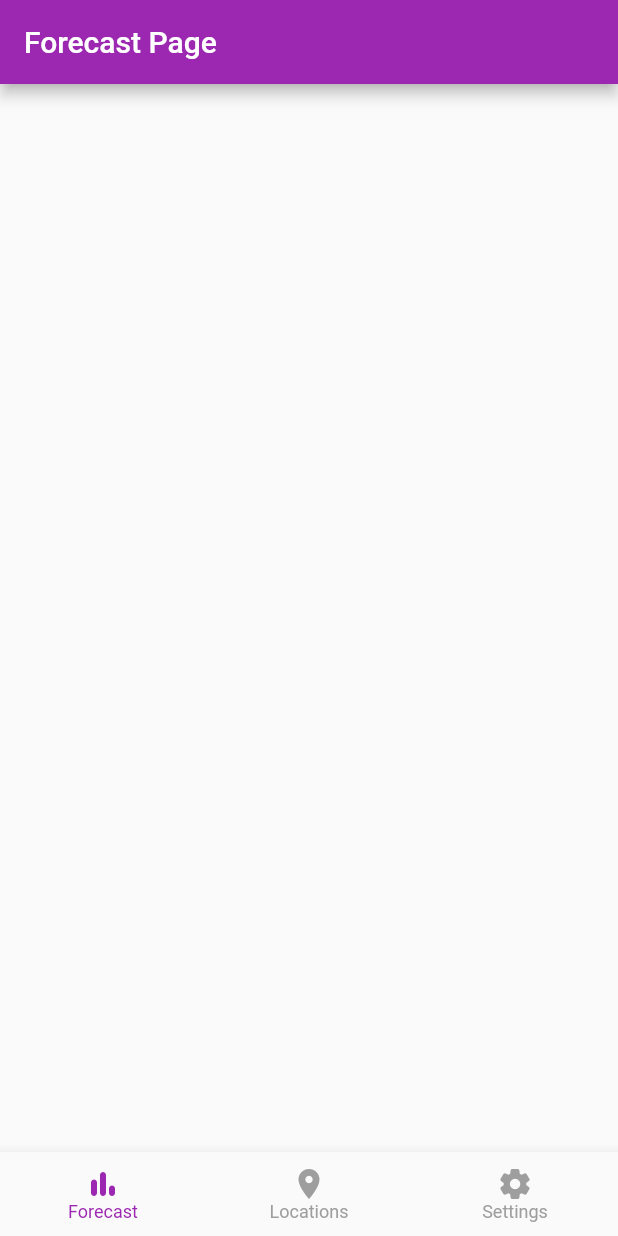
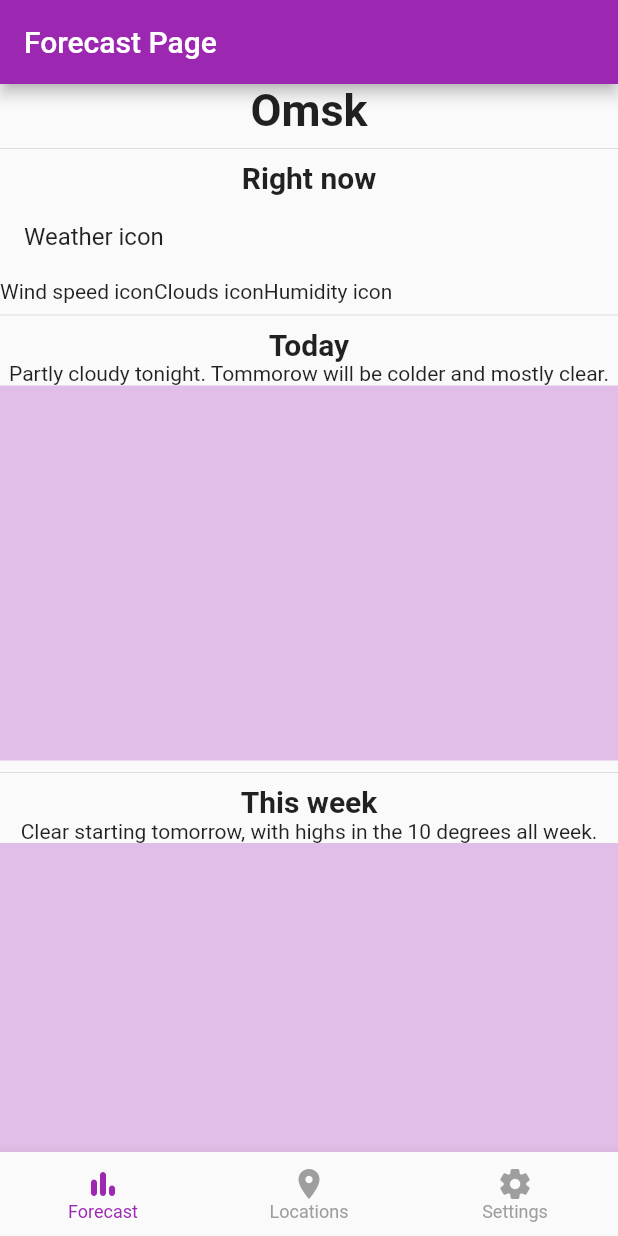
Before and after one commit to RyndyukDanila/Flutter-Weather-App, a Flutter app: the screen it shows after launch, on a phone screen of 412 x 824 dp. Run offline on Flutter 3.47's test engine with Material 2 defaults, Android fonts, the phone set to English and light mode, and no system bars; our stand-ins replace shared_preferences.

Commit message:
Basic forecast layout; DarkTheme
Basic forecast layout; DarkTheme with Provider and SharedPreferences

```diff
--- /dev/null
+++ b/lib/controller/theme_controller.dart
@@ -0,0 +1,26 @@
+import 'package:flutter/material.dart';
+
+import '../model/theme_preference.dart';
+
+class ThemeController extends ChangeNotifier {
+  late bool _isDark;
+  late ThemePreferences _preferences;
+  bool get isDark => _isDark;
+
+  ThemeController() {
+    _isDark = false;
+    _preferences = ThemePreferences();
+    getPreferences();
+  }
+
+  set isDark(bool value) {
+    _isDark = value;
+    _preferences.setTheme(value);
+    notifyListeners();
+  }
+
+  getPreferences() async {
+    _isDark = await _preferences.getTheme();
+    notifyListeners();
+  }
+}
--- a/lib/main.dart
+++ b/lib/main.dart
@@ -1,6 +1,9 @@
 import 'package:flutter/material.dart';
+import 'package:provider/provider.dart';
 
-import 'view/home_screen.dart';
+import 'package:flutter_weather_app/controller/theme_controller.dart';
+
+import 'view/screens/home_screen.dart';
 
 void main() {
   runApp(MainApp());
@@ -11,13 +14,20 @@ class MainApp extends StatelessWidget {
 
   @override
   Widget build(BuildContext context) {
-    return MaterialApp(
-      title: 'Flutter Weather App',
-      theme: ThemeData(
-        primarySwatch: Colors.purple,
+    return ChangeNotifierProvider(
+      create: (_) => ThemeController(),
+      child: Consumer<ThemeController>(
+        builder: (context, ThemeController themeNotifier, child) {
+          return MaterialApp(
+            title: 'Flutter Weather App',
+            theme: themeNotifier.isDark
+                ? ThemeData.dark()
+                : ThemeData(primarySwatch: Colors.purple),
+            debugShowCheckedModeBanner: false,
+            home: HomeScreen(),
+          );
+        },
       ),
-      debugShowCheckedModeBanner: false,
-      home: HomeScreen(),
     );
   }
 }
--- /dev/null
+++ b/lib/model/theme_preference.dart
@@ -0,0 +1,15 @@
+import 'package:shared_preferences/shared_preferences.dart';
+
+class ThemePreferences {
+  static const themePreferenceKey = "Dark theme preference";
+
+  setTheme(bool value) async {
+    SharedPreferences sharedPreferences = await SharedPreferences.getInstance();
+    sharedPreferences.setBool(themePreferenceKey, value);
+  }
+
+  getTheme() async {
+    SharedPreferences sharedPreferences = await SharedPreferences.getInstance();
+    return sharedPreferences.getBool(themePreferenceKey) ?? false;
+  }
+}
--- a/lib/view/forecast_page.dart
+++ /dev/null
@@ -1,19 +0,0 @@
-import 'package:flutter/material.dart';
-
-class ForecastPage extends StatefulWidget {
-  const ForecastPage({super.key});
-
-  @override
-  _ForecastPageState createState() => _ForecastPageState();
-}
-
-class _ForecastPageState extends State<ForecastPage> {
-  @override
-  Widget build(BuildContext context) {
-    return Scaffold(
-        appBar: AppBar(
-          title: Text("Forecast Page"),
-        ),
-        body: Container());
-  }
-}
--- /dev/null
+++ b/lib/view/pages/forecast_page.dart
@@ -0,0 +1,32 @@
+import 'package:flutter/material.dart';
+
+import '../widgets/current_weather_widget.dart';
+import '../widgets/day_weather_widget.dart';
+import '../widgets/location_widget.dart';
+import '../widgets/week_weather_widget.dart';
+
+class ForecastPage extends StatelessWidget {
+  const ForecastPage({super.key});
+
+  @override
+  Widget build(BuildContext context) {
+    return Scaffold(
+      appBar: AppBar(
+        title: Text("Forecast Page"),
+      ),
+      body: Container(
+        child: ListView(
+          children: [
+            LocationWidget(),
+            Divider(),
+            CurrentWeatherWidget(),
+            Divider(),
+            DayWeatherWidget(),
+            Divider(),
+            WeekWeatherWidget(),
+          ],
+        ),
+      ),
+    );
+  }
+}
--- /dev/null
+++ b/lib/view/pages/settings_page.dart
@@ -0,0 +1,34 @@
+import 'package:flutter/material.dart';
+import 'package:flutter_weather_app/controller/theme_controller.dart';
+import 'package:provider/provider.dart';
+
+class SettingsPage extends StatefulWidget {
+  const SettingsPage({super.key});
+
+  @override
+  _SettingsPageState createState() => _SettingsPageState();
+}
+
+class _SettingsPageState extends State<SettingsPage> {
+  @override
+  Widget build(BuildContext context) {
+    return Consumer<ThemeController>(
+      builder: (context, ThemeController themeNotifier, child) {
+        return Scaffold(
+          appBar: AppBar(
+            title: Text("Settings Page"),
+          ),
+          body: IconButton(
+            icon: Icon(
+                themeNotifier.isDark ? Icons.nightlight_round : Icons.wb_sunny),
+            onPressed: () {
+              themeNotifier.isDark
+                  ? themeNotifier.isDark = false
+                  : themeNotifier.isDark = true;
+            },
+          ),
+        );
+      },
+    );
+  }
+}
--- a/lib/view/home_screen.dart
+++ b/lib/view/screens/home_screen.dart
@@ -1,8 +1,8 @@
 import 'package:flutter/material.dart';
 
-import '../model/tab.dart';
-import 'bottom_navigation.dart';
-import 'tab_navigator.dart';
+import '../../model/tab.dart';
+import '../utils/bottom_navigation.dart';
+import '../utils/tab_navigator.dart';
 
 class HomeScreen extends StatefulWidget {
   const HomeScreen({super.key});
--- a/lib/view/settings_page.dart
+++ /dev/null
@@ -1,19 +0,0 @@
-import 'package:flutter/material.dart';
-
-class SettingsPage extends StatefulWidget {
-  const SettingsPage({super.key});
-
-  @override
-  _SettingsPageState createState() => _SettingsPageState();
-}
-
-class _SettingsPageState extends State<SettingsPage> {
-  @override
-  Widget build(BuildContext context) {
-    return Scaffold(
-        appBar: AppBar(
-          title: Text("Settings Page"),
-        ),
-        body: Container());
-  }
-}
--- a/lib/view/bottom_navigation.dart
+++ b/lib/view/utils/bottom_navigation.dart
@@ -1,6 +1,6 @@
 import 'package:flutter/material.dart';
 
-import '../model/tab.dart';
+import '../../model/tab.dart';
 
 const Map<TabItem, MyTab> tabs = {
   TabItem.FORECAST: MyTab(name: "Forecast", icon: Icons.bar_chart_rounded),
--- /dev/null
+++ b/lib/view/widgets/current_weather_widget.dart
@@ -0,0 +1,32 @@
+import 'package:flutter/material.dart';
+
+class CurrentWeatherWidget extends StatefulWidget {
+  const CurrentWeatherWidget({super.key});
+
+  @override
+  State<CurrentWeatherWidget> createState() => _CurrentWeatherWidgetState();
+}
+
+class _CurrentWeatherWidgetState extends State<CurrentWeatherWidget> {
+  @override
+  Widget build(BuildContext context) {
+    return Column(
+      children: [
+        Text(
+          'Right now',
+          style: TextStyle(fontSize: 20, fontWeight: FontWeight.bold),
+        ),
+        ListTile(
+          title: Text('Weather icon'),
+        ),
+        Row(
+          children: [
+            Text('Wind speed icon'),
+            Text('Clouds icon'),
+            Text('Humidity icon'),
+          ],
+        )
+      ],
+    );
+  }
+}
--- /dev/null
+++ b/lib/view/widgets/day_weather_widget.dart
@@ -0,0 +1,32 @@
+import 'package:flutter/material.dart';
+
+class DayWeatherWidget extends StatefulWidget {
+  const DayWeatherWidget({super.key});
+
+  @override
+  State<DayWeatherWidget> createState() => _DayWeatherWidgetState();
+}
+
+class _DayWeatherWidgetState extends State<DayWeatherWidget> {
+  @override
+  Widget build(BuildContext context) {
+    return Column(
+      children: [
+        Text(
+          'Today',
+          style: TextStyle(fontSize: 20, fontWeight: FontWeight.bold),
+        ),
+        Text(
+          'Partly cloudy tonight. Tommorow will be colder and mostly clear.',
+        ),
+        SizedBox(
+          width: double.infinity,
+          height: 250,
+          child: Container(
+            color: Colors.purple.shade100,
+          ),
+        ),
+      ],
+    );
+  }
+}
--- /dev/null
+++ b/lib/view/widgets/location_widget.dart
@@ -0,0 +1,22 @@
+import 'package:flutter/material.dart';
+
+class LocationWidget extends StatefulWidget {
+  const LocationWidget({super.key});
+
+  @override
+  State<LocationWidget> createState() => _LocationWidgetState();
+}
+
+class _LocationWidgetState extends State<LocationWidget> {
+  @override
+  Widget build(BuildContext context) {
+    return Text(
+      'Omsk',
+      textAlign: TextAlign.center,
+      style: TextStyle(
+        fontSize: 30,
+        fontWeight: FontWeight.bold,
+      ),
+    );
+  }
+}
--- /dev/null
+++ b/lib/view/widgets/week_weather_widget.dart
@@ -0,0 +1,32 @@
+import 'package:flutter/material.dart';
+
+class WeekWeatherWidget extends StatefulWidget {
+  const WeekWeatherWidget({super.key});
+
+  @override
+  State<WeekWeatherWidget> createState() => _WeekWeatherWidgetState();
+}
+
+class _WeekWeatherWidgetState extends State<WeekWeatherWidget> {
+  @override
+  Widget build(BuildContext context) {
+    return Column(
+      children: [
+        Text(
+          'This week',
+          style: TextStyle(fontSize: 20, fontWeight: FontWeight.bold),
+        ),
+        Text(
+          'Clear starting tomorrow, with highs in the 10 degrees all week.',
+        ),
+        SizedBox(
+          width: double.infinity,
+          height: 250,
+          child: Container(
+            color: Colors.purple.shade100,
+          ),
+        ),
+      ],
+    );
+  }
+}
--- a/pubspec.yaml
+++ b/pubspec.yaml
@@ -9,6 +9,8 @@ environment:
 dependencies:
   flutter:
     sdk: flutter
+  provider: ^6.0.5
+  shared_preferences: ^2.0.20
 
 dev_dependencies:
   flutter_test:
```
Also changed, not shown: lib/view/utils/tab_navigator.dart (renamed from lib/view/tab_navigator.dart, +4 -4 lines), lib/view/pages/locations_page.dart (renamed from lib/view/locations_page.dart), pubspec.lock, 1 other file.
